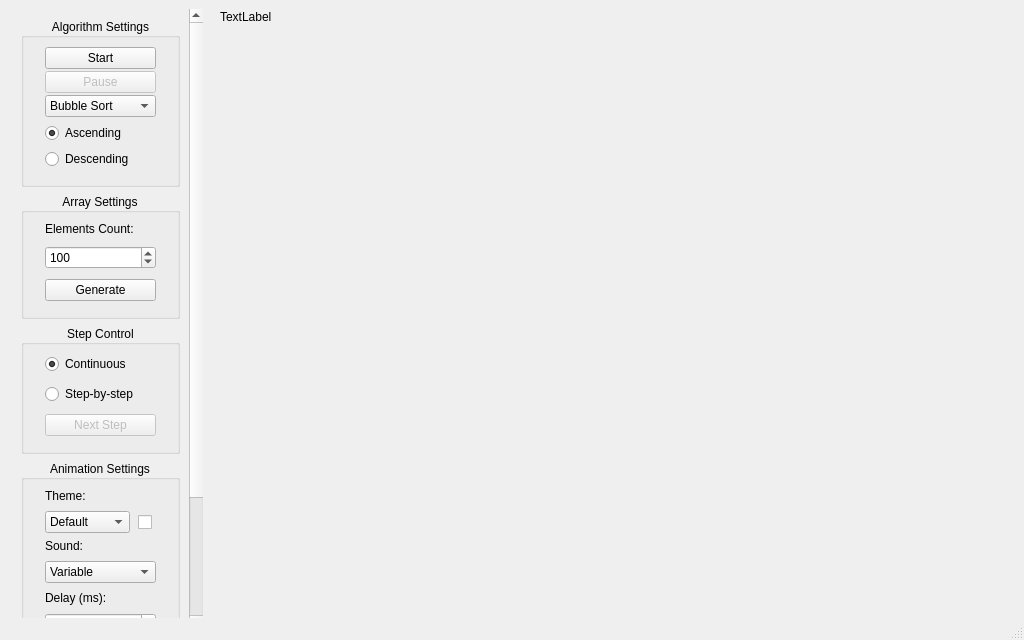
Old version of the form mainwindow.ui in the repository adamt-eng/sorting-visualizer.
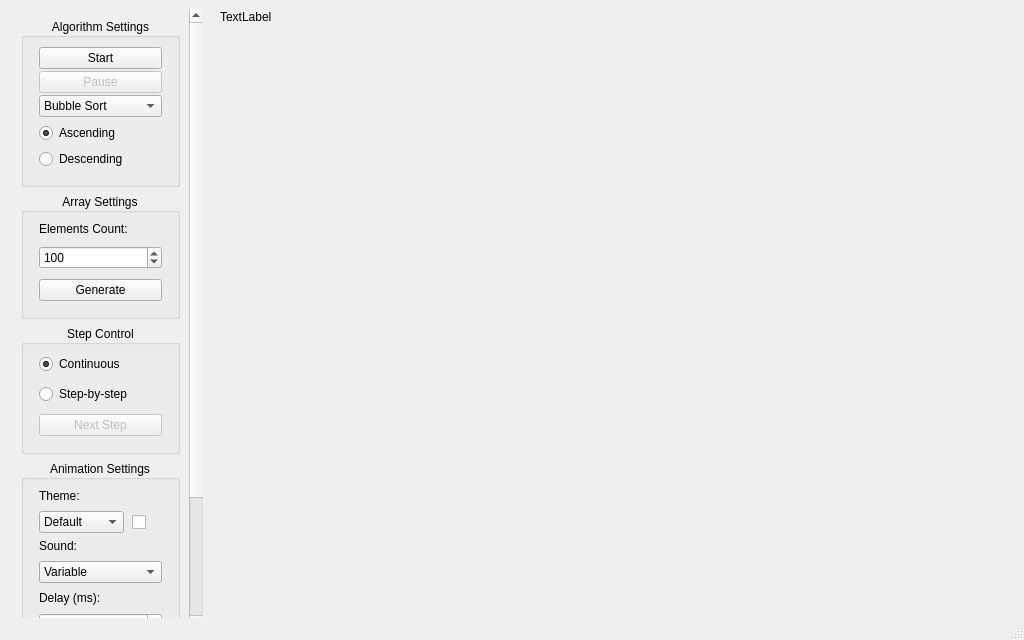
New version of the form. Icons and pictures are not drawn.

The edit to the form file:
```diff
--- a/mainwindow.ui
+++ b/mainwindow.ui
@@ -146,6 +146,12 @@
          <set>Qt::AlignmentFlag::AlignCenter</set>
         </property>
         <layout class="QVBoxLayout" name="verticalLayout_3">
+         <property name="leftMargin">
+          <number>15</number>
+         </property>
+         <property name="rightMargin">
+          <number>15</number>
+         </property>
          <property name="bottomMargin">
           <number>15</number>
          </property>
@@ -154,12 +160,6 @@
            <property name="spacing">
             <number>2</number>
            </property>
-           <property name="leftMargin">
-            <number>12</number>
-           </property>
-           <property name="rightMargin">
-            <number>12</number>
-           </property>
            <item>
             <widget class="QPushButton" name="startButton">
              <property name="sizePolicy">
@@ -303,12 +303,6 @@
          </item>
          <item>
           <layout class="QVBoxLayout" name="orderLayout">
-           <property name="leftMargin">
-            <number>12</number>
-           </property>
-           <property name="rightMargin">
-            <number>12</number>
-           </property>
            <item>
             <widget class="QRadioButton" name="ascendingRadioButton">
              <property name="sizePolicy">
@@ -361,6 +355,12 @@
          <bool>false</bool>
         </property>
         <layout class="QVBoxLayout" name="verticalLayout_6">
+         <property name="leftMargin">
+          <number>15</number>
+         </property>
+         <property name="rightMargin">
+          <number>15</number>
+         </property>
          <property name="bottomMargin">
           <number>15</number>
          </property>
@@ -369,12 +369,6 @@
            <property name="spacing">
             <number>10</number>
            </property>
-           <property name="leftMargin">
-            <number>12</number>
-           </property>
-           <property name="rightMargin">
-            <number>12</number>
-           </property>
            <item>
             <widget class="QLabel" name="elementsCountLabel">
              <property name="sizePolicy">
@@ -458,6 +452,12 @@
          <bool>false</bool>
         </property>
         <layout class="QVBoxLayout" name="verticalLayout_5">
+         <property name="leftMargin">
+          <number>15</number>
+         </property>
+         <property name="rightMargin">
+          <number>15</number>
+         </property>
          <property name="bottomMargin">
           <number>15</number>
          </property>
@@ -466,12 +466,6 @@
            <property name="spacing">
             <number>10</number>
            </property>
-           <property name="leftMargin">
-            <number>12</number>
-           </property>
-           <property name="rightMargin">
-            <number>12</number>
-           </property>
            <item>
             <widget class="QRadioButton" name="continuousRadioButton">
              <property name="sizePolicy">
@@ -558,17 +552,17 @@
          <bool>false</bool>
         </property>
         <layout class="QVBoxLayout" name="verticalLayout_4">
+         <property name="leftMargin">
+          <number>15</number>
+         </property>
+         <property name="rightMargin">
+          <number>15</number>
+         </property>
          <property name="bottomMargin">
           <number>15</number>
          </property>
          <item>
           <layout class="QGridLayout" name="themeGridLayout">
-           <property name="leftMargin">
-            <number>12</number>
-           </property>
-           <property name="rightMargin">
-            <number>12</number>
-           </property>
            <property name="spacing">
             <number>8</number>
            </property>
@@ -721,12 +715,6 @@
            <property name="spacing">
             <number>8</number>
            </property>
-           <property name="leftMargin">
-            <number>12</number>
-           </property>
-           <property name="rightMargin">
-            <number>12</number>
-           </property>
            <item>
             <layout class="QVBoxLayout" name="soundLayout">
              <item>
```
Left out of the diff: 12 changed lines with no effect on the pictures.
